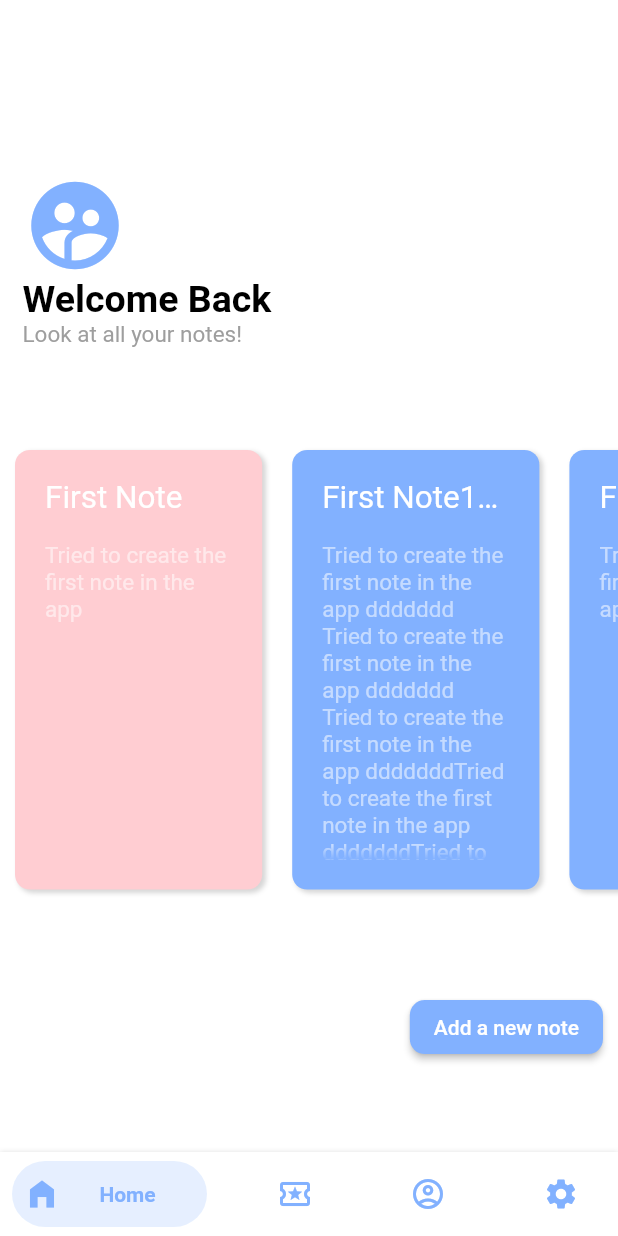
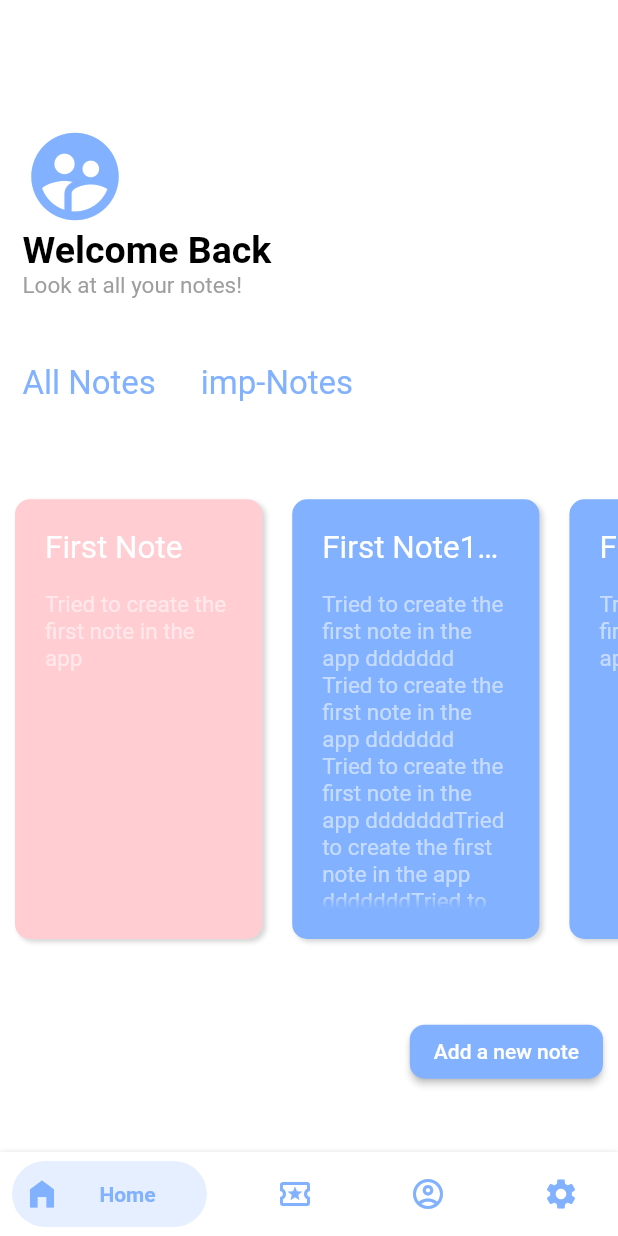
Before and after one commit to amitsindoliya/copyio, a Flutter app: the screen it shows after launch, on a phone screen of 412 x 824 dp. Run offline on Flutter 3.47's test engine with Material 2 defaults, Android fonts, the phone set to English and light mode, and no system bars; drawn by our look-alikes of bottom_navy_bar.

Commit message:
working version

```diff
--- a/copyio/lib/home.dart
+++ b/copyio/lib/home.dart
@@ -57,6 +57,22 @@ class Home extends StatelessWidget {
               )
             ],
           ),
+        ),
+        Container(
+          height: MediaQuery.of(context).size.height * 0.05,
+          child: ListView.builder(
+              scrollDirection: Axis.horizontal,
+              itemCount: _groups.length,
+              itemBuilder: (context, index) {
+                return Container(
+                  padding: EdgeInsets.fromLTRB(15.0, 2.0, 15.0, 2.0),
+                  child: Text(
+                    _groups[index].groupName,
+                    style: TextStyle(
+                        fontSize: 22.0, color: Colors.blueAccent[100]),
+                  ),
+                );
+              }),
         ),
         Container(
           height: MediaQuery.of(context).size.height * 0.38,
--- a/copyio/lib/notes_detail.dart
+++ b/copyio/lib/notes_detail.dart
@@ -112,7 +112,7 @@ class _NotesDetailState extends State<NotesDetail> {
                   Icons.check_rounded,
                   color: Colors.white,
                 ),
-                onPressed: () => Navigator.of(context).pop(),
+                // onPressed: () => Navigator.of(context).pop(),
               ),
             ),
           ),
--- a/copyio/lib/providers/groups_provider.dart
+++ b/copyio/lib/providers/groups_provider.dart
@@ -5,7 +5,7 @@ import './notes_provider.dart';
 import 'package:provider/provider.dart';
 
 class GroupProvider with ChangeNotifier {
-  List<Notes> allNotes = gtNotes();
+  // List<Notes> allNotes = gtNotes();
   List<Group> _groupsList = [
     Group(
       groupId: '1',
--- a/copyio/lib/providers/notes_provider.dart
+++ b/copyio/lib/providers/notes_provider.dart
@@ -2,6 +2,7 @@ import 'package:copyio/models/notes.dart';
 import 'package:flutter/material.dart';
 import 'package:provider/provider.dart';
 
+class NotesProvider with ChangeNotifier {
   List<Notes> _notesList = [
     Notes(
         id: '10',
@@ -35,17 +36,13 @@ List<Notes> _notesList = [
         body: 'Tried to create the first note in the appefrf')
   ];
 
-List<Notes> gtNotes() {
-  return [..._notesList];
-}
-
-class NotesProvider with ChangeNotifier {
   List<Notes> get getNotes {
     return [..._notesList];
   }
 
   void setNotes(Notes note) {
     _notesList.insert(0, note);
+    // print(_notesList);
     notifyListeners();
   }
 
```
Lines whose indentation alone changed are shown as unchanged.
